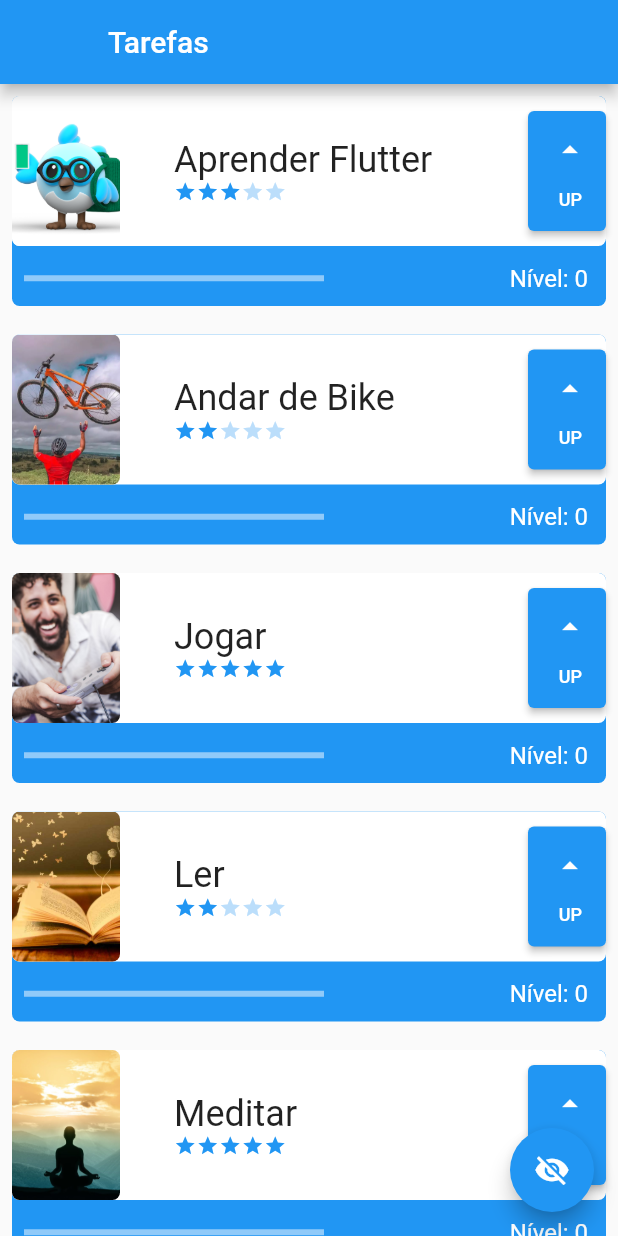
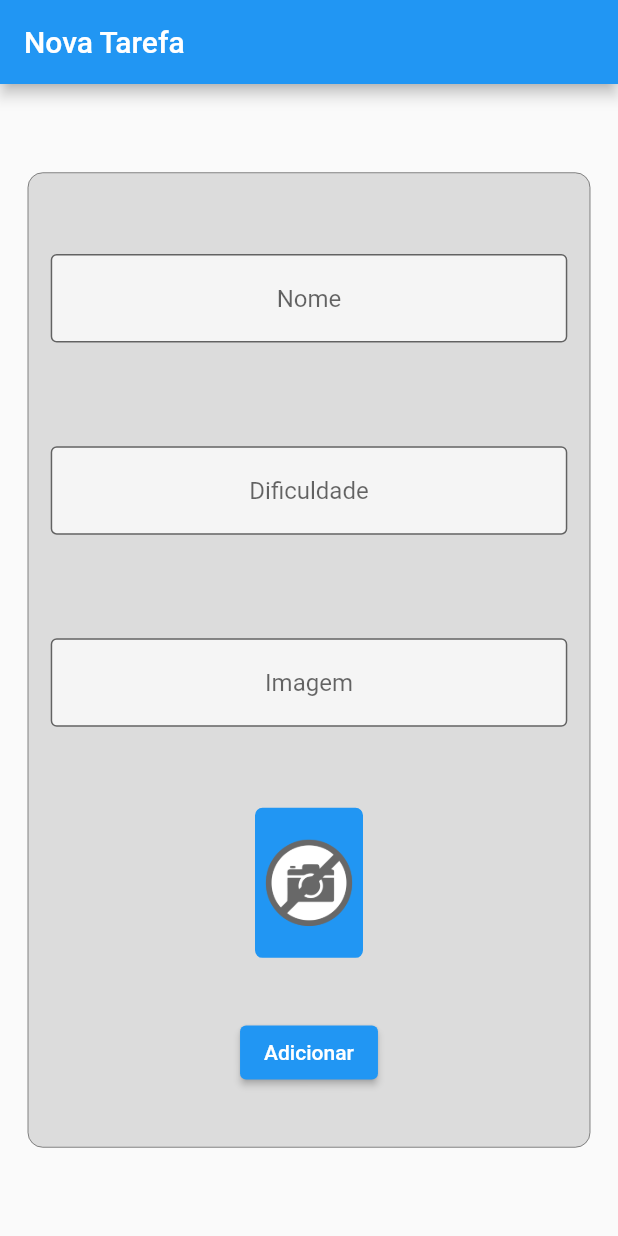
Before and after one commit to gabrielpcruz/myfirstappflutter, a Flutter app: the screen it shows after launch, on a phone screen of 412 x 824 dp. Run offline on Flutter 3.47's test engine with Material 2 defaults, Android fonts, the light colour scheme and no system bars; network calls fail.

Commit message:
Keep going

```diff
--- a/lib/main.dart
+++ b/lib/main.dart
@@ -1,4 +1,5 @@
 import 'package:flutter/material.dart';
+import 'package:meuprimeiroappflutter/screens/form_screen.dart';
 import 'package:meuprimeiroappflutter/screens/initial_screen.dart';
 
 void main() {
@@ -16,7 +17,7 @@ class MyApp extends StatelessWidget {
       theme: ThemeData(
         primarySwatch: Colors.blue,
       ),
-      home: const InicialScreen(),
+      home: const FormScreen(),
     );
   }
 }
--- /dev/null
+++ b/lib/screens/form_screen.dart
@@ -0,0 +1,107 @@
+import 'package:flutter/material.dart';
+
+class FormScreen extends StatefulWidget {
+  const FormScreen({Key? key}) : super(key: key);
+
+  @override
+  State<FormScreen> createState() => _FormScreenState();
+}
+
+class _FormScreenState extends State<FormScreen> {
+  TextEditingController nameController = TextEditingController();
+  TextEditingController difficultyController = TextEditingController();
+  TextEditingController imageController = TextEditingController();
+
+  @override
+  Widget build(BuildContext context) {
+    return Scaffold(
+      appBar: AppBar(
+        title: const Text("Nova Tarefa"),
+      ),
+      body: Center(
+        child: Container(
+          height: 650,
+          width: 375,
+          decoration: BoxDecoration(
+              color: Colors.black12,
+              borderRadius: BorderRadius.circular(10),
+              border: Border.all(width: 0.3)),
+          child: Column(
+            mainAxisAlignment: MainAxisAlignment.spaceEvenly,
+            crossAxisAlignment: CrossAxisAlignment.center,
+            children: [
+              Padding(
+                padding: const EdgeInsets.all(15),
+                child: TextFormField(
+                  controller: nameController,
+                  decoration: const InputDecoration(
+                      border: OutlineInputBorder(),
+                      hintText: "Nome",
+                      fillColor: Colors.white70,
+                      filled: true),
+                  textAlign: TextAlign.center,
+                ),
+              ),
+              Padding(
+                padding: const EdgeInsets.all(15),
+                child: TextFormField(
+                  controller: difficultyController,
+                  decoration: const InputDecoration(
+                      border: OutlineInputBorder(),
+                      hintText: "Dificuldade",
+                      fillColor: Colors.white70,
+                      filled: true),
+                  textAlign: TextAlign.center,
+                ),
+              ),
+              Padding(
+                padding: const EdgeInsets.all(15),
+                child: TextFormField(
+                  controller: imageController,
+                  decoration: const InputDecoration(
+                      border: OutlineInputBorder(),
+                      hintText: "Imagem",
+                      fillColor: Colors.white70,
+                      filled: true),
+                  textAlign: TextAlign.center,
+                  onChanged: (text) {
+                    setState(() {
+
+                    });
+                  },
+                ),
+              ),
+              Container(
+                height: 100,
+                width: 72,
+                decoration: BoxDecoration(
+                  borderRadius: BorderRadius.circular(5),
+                  color: Colors.blue,
+                  border: Border.all(width: 2, color: Colors.blue)
+                ),
+                child: ClipRRect(
+                  borderRadius: BorderRadius.circular(5),
+                  child: Image.network(
+                    imageController.text,
+                    fit: BoxFit.cover,
+                    errorBuilder: (BuildContext context, Object exception, StackTrace? stacktrace) {
+                      return Image.asset('assets/images/nophoto.png');
+                    },
+                  ),
+                ),
+              ),
+              ElevatedButton(
+                onPressed: () {
+                  print(nameController.text);
+                  print(int.parse(difficultyController.text));
+                  print(imageController.text);
+                },
+                child: const Text("Adicionar"),
+              )
+            ],
+          ),
+        ),
+      ),
+    );
+  }
+}
```
Also changed, not shown: assets/images/nophoto.png (added).
